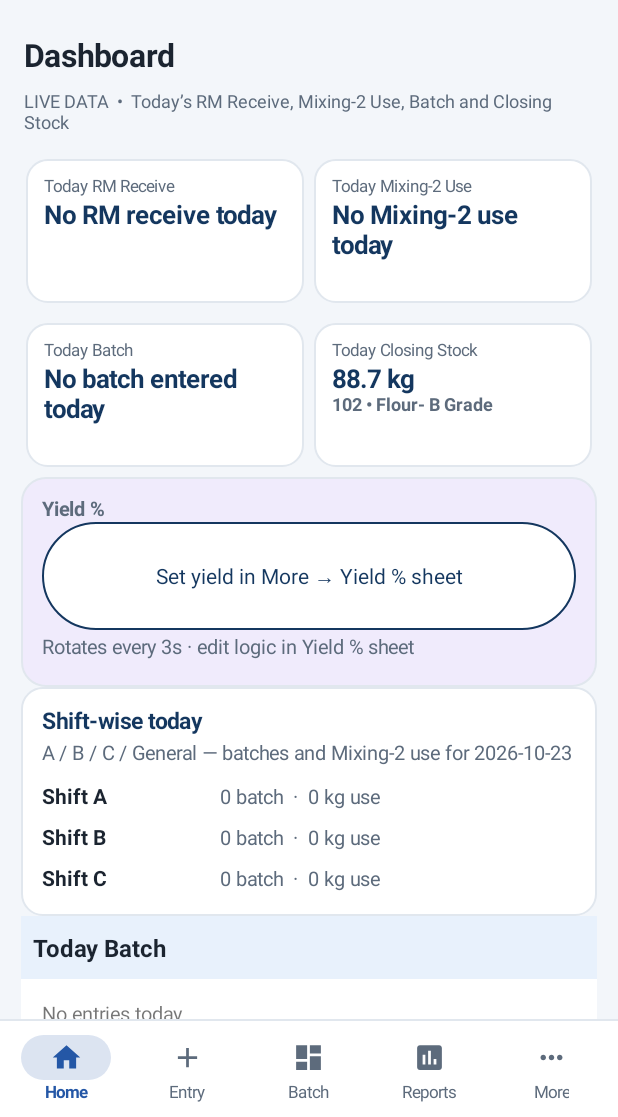
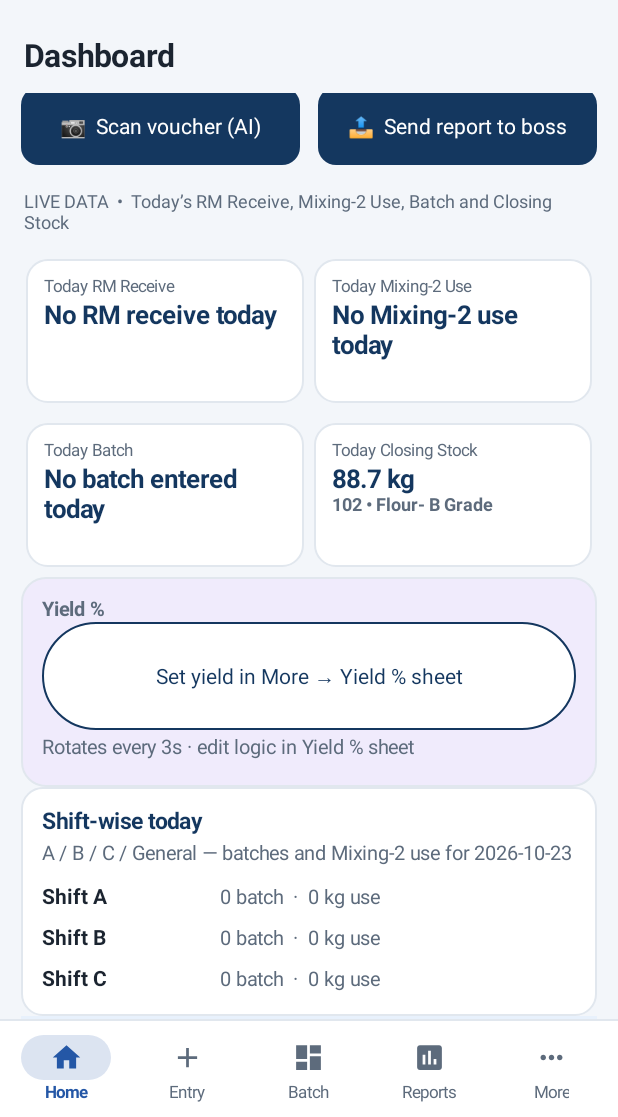
Before and after one commit to hossainbokul22-web/Inventory-Management-Native-v1.9.1, an Android app: the screen it shows after launch (MainActivity), on a phone screen of 412 x 824 dp, the part 119-1236 px from its top. Run offline under Robolectric (Android 15) with nearby library versions, the light colour scheme and no system bars; libraries missing offline, so code that uses them is left out: com.googlecode.tesseract.

Commit message:
Dashboard quick actions: Scan voucher and Send to boss

```diff
--- a/app/src/main/java/com/rmstock/nativeapp/MainActivity.java
+++ b/app/src/main/java/com/rmstock/nativeapp/MainActivity.java
@@ -148,6 +148,7 @@ public class MainActivity extends Activity {
  private void showDashboard(){
     clear("Dashboard");
     try{
+        LinearLayout qa=row(); Button scanB=Ui.primary(this,"📷  Scan voucher (AI)"); scanB.setTextSize(14); scanB.setOnClickListener(v->showAI()); qa.addView(scanB,Ui.lp(this,0,dp(52),1,0,0,6,8)); Button sendB=Ui.primary(this,"📤  Send report to boss"); sendB.setTextSize(14); sendB.setOnClickListener(v->startActivity(new Intent(this,SendActivity.class))); qa.addView(sendB,Ui.lp(this,0,dp(52),1,6,0,0,8)); add(qa);
         TextView live=new TextView(this); live.setText("LIVE DATA  •  Today’s RM Receive, Mixing-2 Use, Batch and Closing Stock");
         live.setTextSize(12); live.setTextColor(Ui.MUTED); live.setPadding(dp(2),0,dp(2),dp(10)); add(live);
 
```
